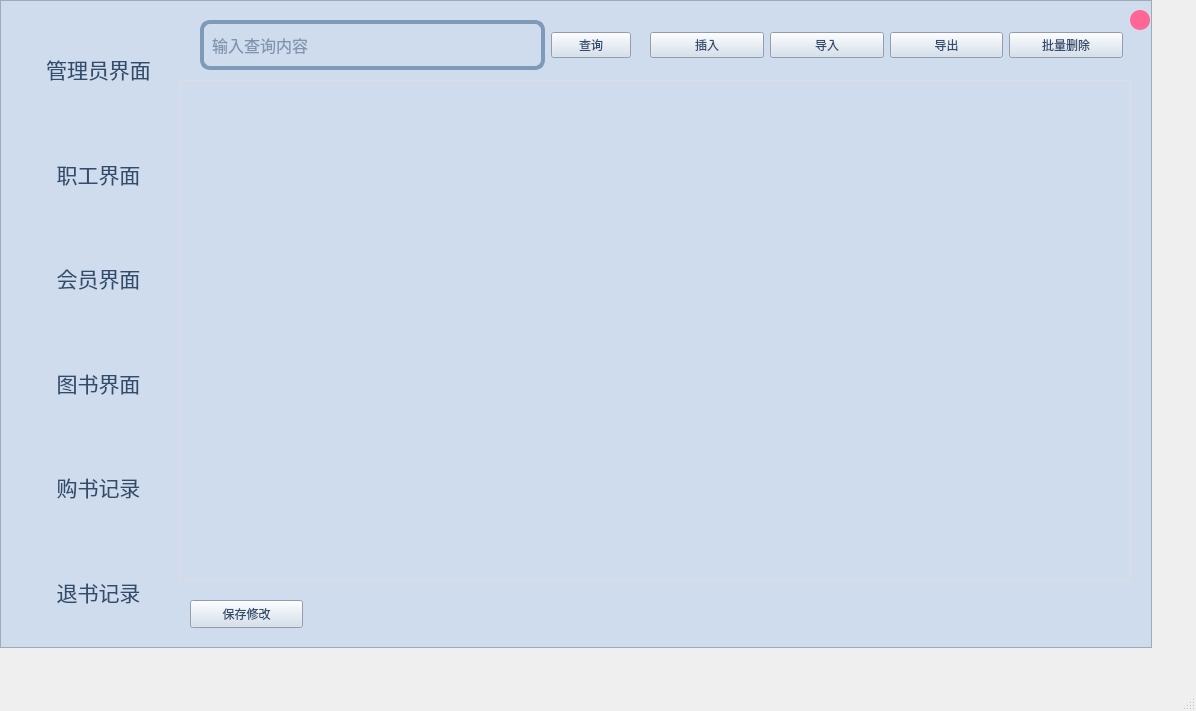
Above: mainwindow.ui from XiAoY0/BookStoreMangement before the change. Below: the same form after it.
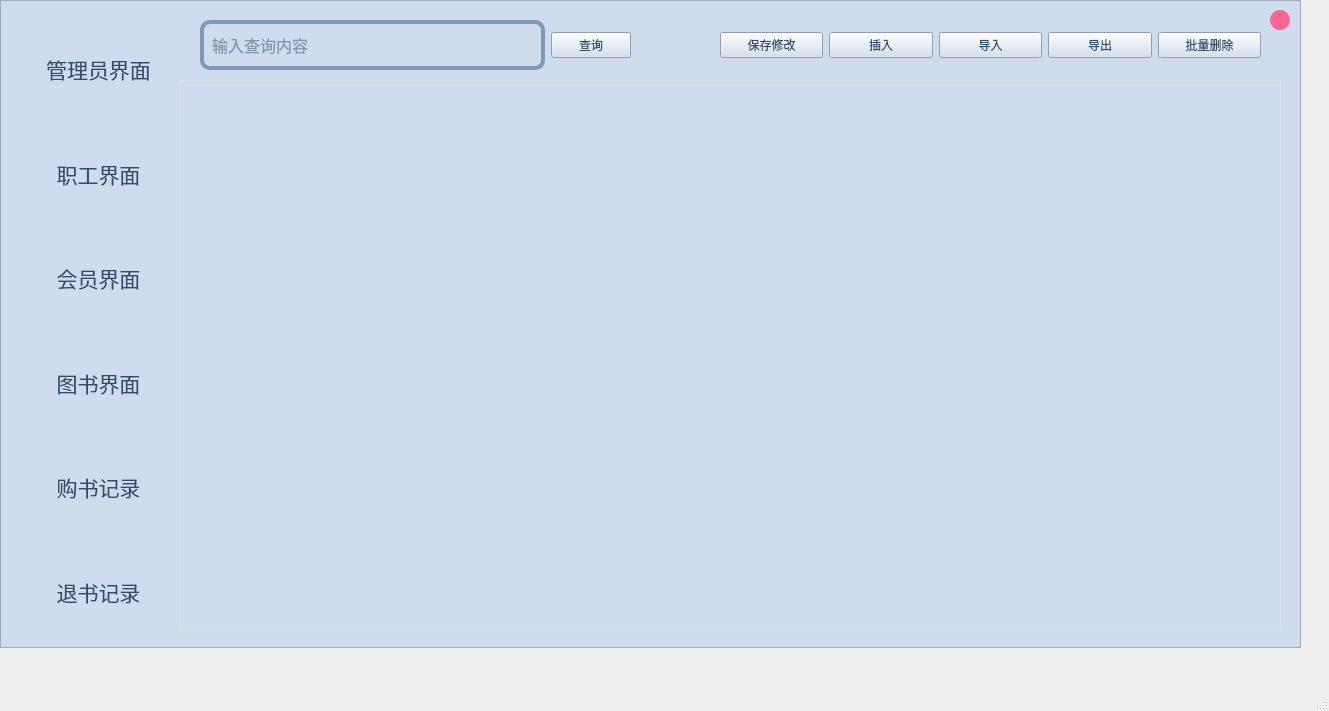
That is the form after the change. Icons and pictures are not drawn.

Commit message: 批量导出完成，修改接口添加

The edit to the form file:
```diff
--- a/mainwindow.ui
+++ b/mainwindow.ui
@@ -6,7 +6,7 @@
    <rect>
     <x>0</x>
     <y>0</y>
-    <width>1196</width>
+    <width>1329</width>
     <height>711</height>
    </rect>
   </property>
@@ -19,7 +19,7 @@
      <rect>
       <x>0</x>
       <y>0</y>
-      <width>1152</width>
+      <width>1301</width>
       <height>648</height>
      </rect>
     </property>
@@ -218,7 +218,7 @@
      </property>
      <property name="geometry">
       <rect>
-       <x>1130</x>
+       <x>1270</x>
        <y>10</y>
        <width>20</width>
        <height>20</height>
@@ -355,8 +355,8 @@
       <rect>
        <x>180</x>
        <y>80</y>
-       <width>951</width>
-       <height>501</height>
+       <width>1101</width>
+       <height>551</height>
       </rect>
      </property>
      <property name="styleSheet">
@@ -366,13 +366,20 @@
     <widget class="QWidget" name="horizontalLayoutWidget">
      <property name="geometry">
       <rect>
-       <x>650</x>
+       <x>720</x>
        <y>20</y>
-       <width>473</width>
+       <width>541</width>
        <height>51</height>
       </rect>
      </property>
      <layout class="QHBoxLayout" name="horizontalLayout">
+      <item>
+       <widget class="QPushButton" name="pushButton_6">
+        <property name="text">
+         <string>保存修改</string>
+        </property>
+       </widget>
+      </item>
       <item>
        <widget class="QPushButton" name="pushButton_3">
         <property name="text">
@@ -429,19 +436,6 @@
       </item>
      </layout>
     </widget>
-    <widget class="QPushButton" name="pushButton_6">
-     <property name="geometry">
-      <rect>
-       <x>190</x>
-       <y>600</y>
-       <width>113</width>
-       <height>28</height>
-      </rect>
-     </property>
-     <property name="text">
-      <string>保存修改</string>
-     </property>
-    </widget>
    </widget>
   </widget>
   <widget class="QMenuBar" name="menubar">
```
Left out of the diff: 2 changed lines with no effect on the pictures. The commit also changes 13 other files.
